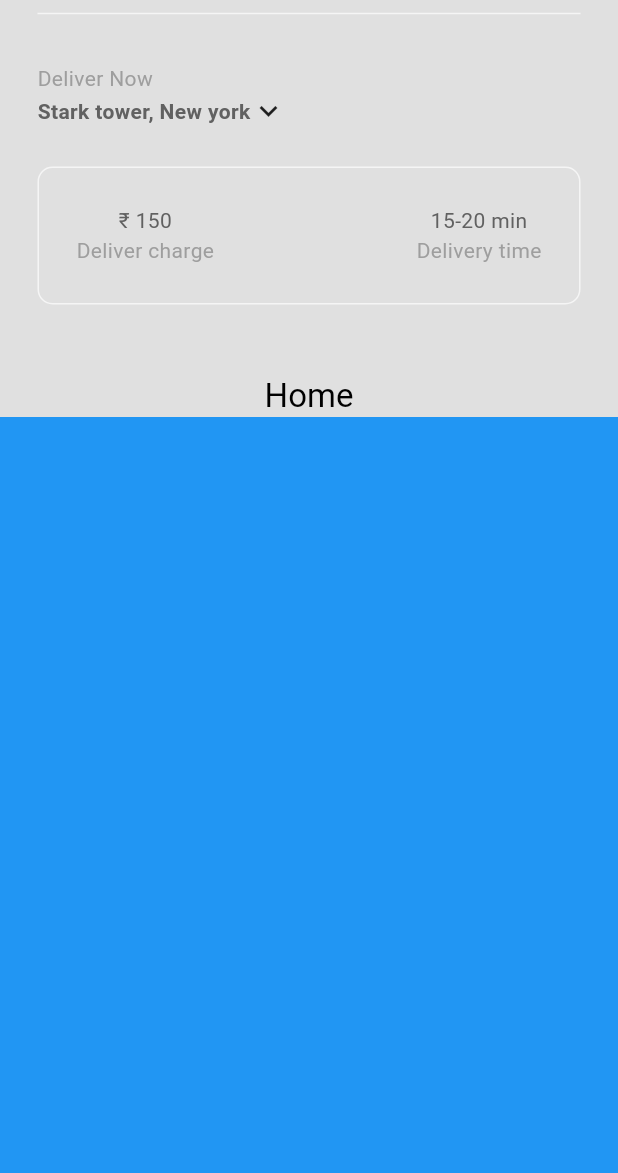
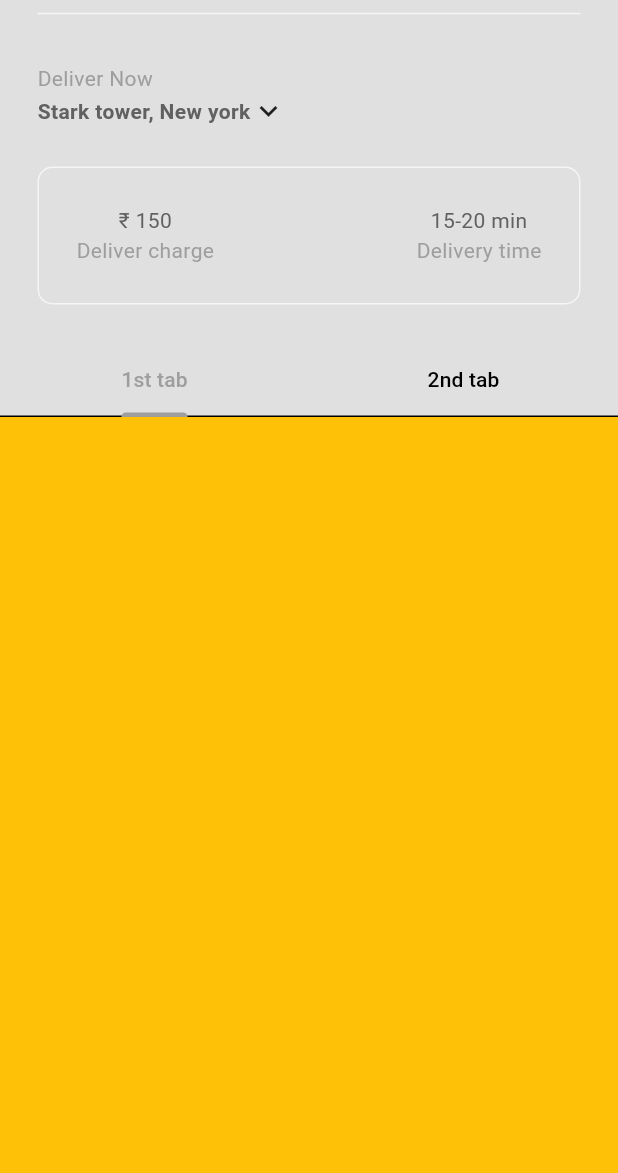
Before and after one commit to jithinbhaskar11/food_delivery_app, a Flutter app: the HomePage screen opened directly, on a phone screen of 412 x 824 dp, the part 63-1236 px from its top. Run offline on Flutter 3.47's test engine with Material 3 defaults, Android fonts, the phone set to English and light mode, and no system bars.

Commit message:
tab bar added

```diff
--- /dev/null
+++ b/lib/components/my_tab_bar.dart
@@ -0,0 +1,23 @@
+import 'package:flutter/material.dart';
+
+class MyTabBar extends StatelessWidget {
+  const MyTabBar({super.key, required this.tabController});
+  final TabController tabController;
+
+  @override
+  Widget build(BuildContext context) {
+    return Container(
+      child: TabBar(
+        controller: tabController,
+        tabs: [
+          Tab(
+            text: '1st tab',
+          ),
+          Tab(
+            text: '2nd tab',
+          ),
+        ],
+      ),
+    );
+  }
+}
--- a/lib/view/home_page.dart
+++ b/lib/view/home_page.dart
@@ -3,9 +3,29 @@ import 'package:food_delivery_app/components/my_current_location.dart';
 import 'package:food_delivery_app/components/my_description_box.dart';
 import 'package:food_delivery_app/components/my_drawer.dart';
 import 'package:food_delivery_app/components/my_slive_appbar.dart';
+import 'package:food_delivery_app/components/my_tab_bar.dart';
 
-class HomePage extends StatelessWidget {
+class HomePage extends StatefulWidget {
   const HomePage({super.key});
+
+  @override
+  State<HomePage> createState() => _HomePageState();
+}
+
+class _HomePageState extends State<HomePage> with SingleTickerProviderStateMixin{
+
+  late TabController tabController;
+  @override
+  void initState() {
+    tabController= TabController(length: 2, vsync: this);
+    super.initState();
+  }
+
+  @override
+  void dispose() {
+    tabController.dispose();
+    super.dispose();
+  }
 
   @override
   Widget build(BuildContext context) {
@@ -14,7 +34,7 @@ class HomePage extends StatelessWidget {
       body: NestedScrollView(
         headerSliverBuilder: (BuildContext context, bool innerBoxIsScrolled) =>
             [MySliverAppBar(
-                title: Text('Home'),
+                title: MyTabBar(tabController:tabController ),
                 child: Column(
                   mainAxisAlignment: MainAxisAlignment.end,
                   children: [
@@ -27,9 +47,15 @@ class HomePage extends StatelessWidget {
                     MyDescriptionBox()
                   ],
                 ))],
-        body: Container(
-          color: Colors.blue,
-        ),
+        body:TabBarView(
+          controller: tabController,
+          children: [
+            Container(
+              color: Colors.amber,
+            ),
+            Container(color: Colors.green,)
+          ],
+        )
       ),
     );
   }
```
